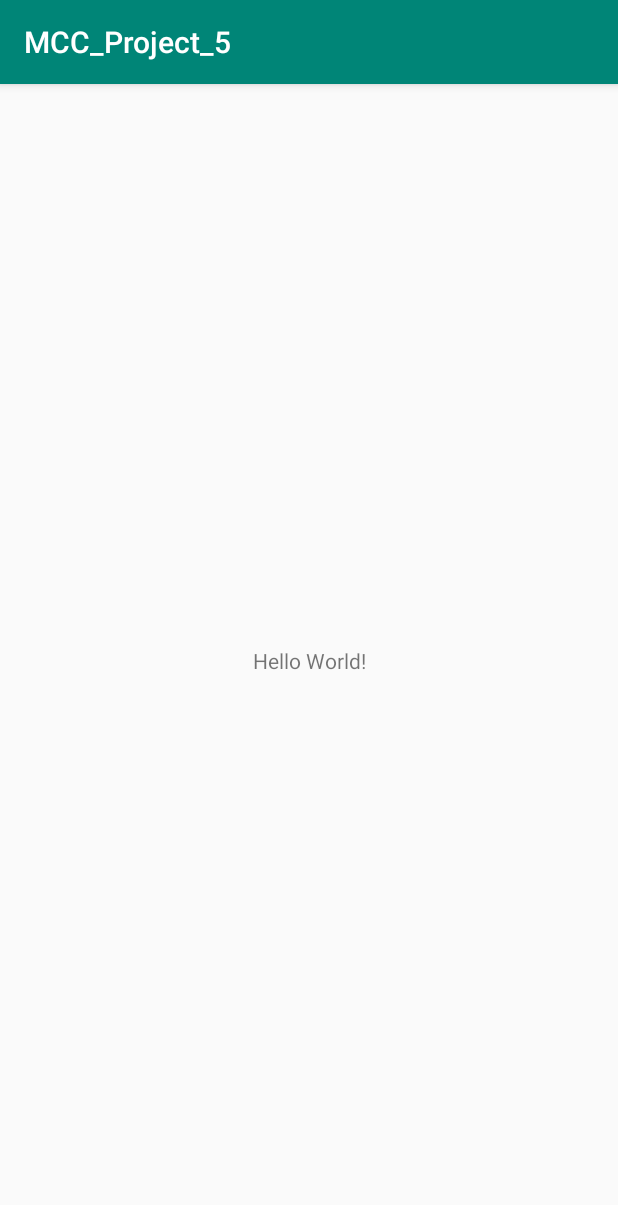
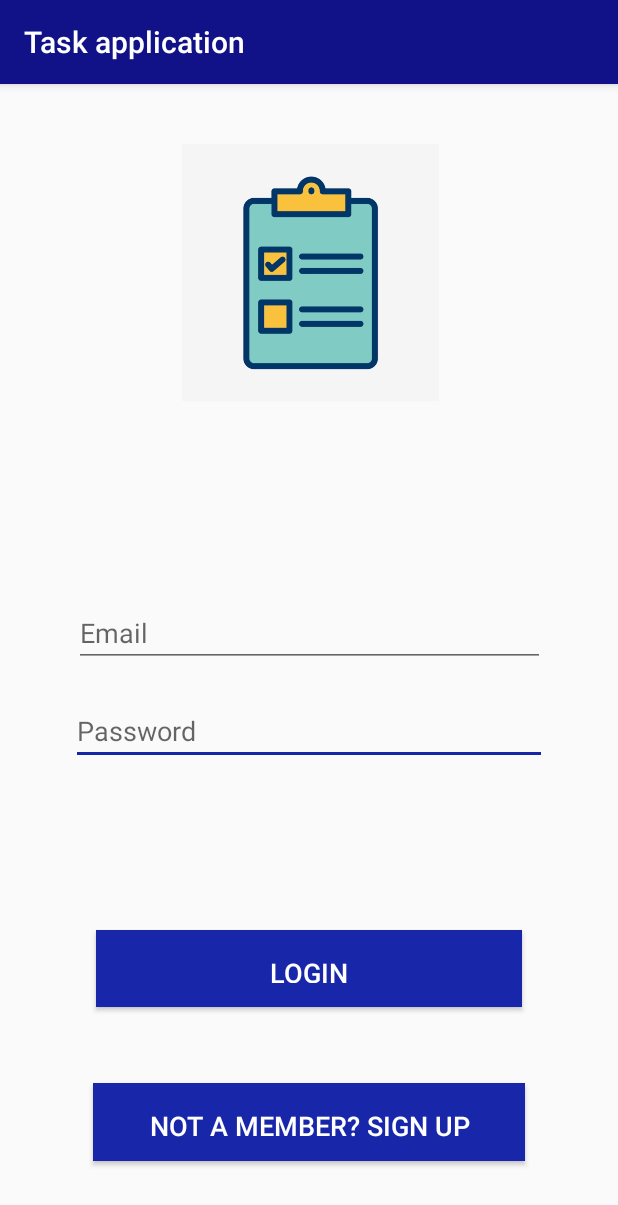
Before and after one commit to oleggr/mcc-fall-2019-g05, an Android app: the screen it shows after launch (MainActivity), on a phone screen of 412 x 824 dp. Shown: the top 1205 px of the screen. Run offline under Robolectric (Android 15) with nearby library versions, the phone set to English and light mode, and no system bars; our stand-ins replace Firebase (no records; nobody signed in at launch, a user with empty details on screens opened directly).

Commit message:
Login and sing up were added

```diff
--- a/frontend/app/build.gradle
+++ b/frontend/app/build.gradle
@@ -34,6 +34,7 @@ dependencies {
     androidTestImplementation 'androidx.test.espresso:espresso-core:3.2.0'
     implementation 'com.google.firebase:firebase-analytics:17.2.0'
     implementation 'com.google.firebase:firebase-database:19.2.0'
+    implementation 'com.google.firebase:firebase-auth:19.1.0'
 }
 
 apply plugin: 'com.google.gms.google-services'
--- a/frontend/app/src/main/java/com/mcc_project_5/MainActivity.kt
+++ b/frontend/app/src/main/java/com/mcc_project_5/MainActivity.kt
@@ -2,12 +2,86 @@ package com.mcc_project_5
 
 import androidx.appcompat.app.AppCompatActivity
 import android.os.Bundle
-import com.google.firebase.database.FirebaseDatabase
-
+import android.content.Intent
+import android.util.Patterns
+import android.widget.Toast
+import kotlinx.android.synthetic.main.activity_main.*
+import com.google.firebase.auth.FirebaseAuth
+import com.google.firebase.auth.FirebaseUser
 
 class MainActivity : AppCompatActivity() {
+
+    private lateinit var auth: FirebaseAuth
+
     override fun onCreate(savedInstanceState: Bundle?) {
         super.onCreate(savedInstanceState)
         setContentView(R.layout.activity_main)
+        auth = FirebaseAuth.getInstance()
+
+        btn_sign_up.setOnClickListener {
+            val intent = Intent(this, SignUpActivity::class.java)
+            startActivity(intent)
+            finish()
+        }
+
+        btn_log_in.setOnClickListener {
+            doLogin()
+        }
+
     }
+
+
+    private fun doLogin() {
+        if (tv_username.text.toString().isEmpty()) {
+            tv_username.error = "Please enter email"
+            tv_username.requestFocus()
+            return
+        }
+
+        if (!Patterns.EMAIL_ADDRESS.matcher(tv_username.text.toString()).matches()) {
+            tv_username.error = "Please enter valid email"
+            tv_username.requestFocus()
+            return
+        }
+
+        if (tv_password.text.toString().isEmpty()) {
+            tv_password.error = "Please enter password"
+            tv_password.requestFocus()
+            return
+        }
+
+        auth.signInWithEmailAndPassword(tv_username.text.toString(), tv_password.text.toString())
+            .addOnCompleteListener(this) { task ->
+                if (task.isSuccessful) {
+                    val user = auth.currentUser
+                    updateUI(user)
+                } else {
+
+                    updateUI(null)
+                }
+            }
+    }
+
+    public override fun onStart() {
+        super.onStart()
+        val currentUser = auth.currentUser
+        updateUI(currentUser)
+    }
+
+    private fun updateUI(currentUser: FirebaseUser?) {
+
+        if (currentUser != null) {
+            Toast.makeText(
+                baseContext, "Please verify your email address.",
+                Toast.LENGTH_SHORT
+            ).show()
+        }
+        else {
+            Toast.makeText(
+                baseContext, "Login failed.",
+                Toast.LENGTH_SHORT
+            ).show()
+        }
+    }
+
 }
--- a/frontend/app/src/main/res/layout/activity_main.xml
+++ b/frontend/app/src/main/res/layout/activity_main.xml
@@ -6,13 +6,75 @@
     android:layout_height="match_parent"
     tools:context=".MainActivity">
 
-    <TextView
-        android:layout_width="wrap_content"
-        android:layout_height="wrap_content"
-        android:text="Hello World!"
+    <Button
+        android:id="@+id/btn_sign_up"
+        android:layout_width="288dp"
+        android:layout_height="52dp"
+        android:layout_alignParentBottom="true"
+        android:background="@color/colorPrimaryDark"
+        android:padding="16dp"
+        android:text="@string/dont_have_account"
+        android:textAllCaps="false"
+        android:textColor="@android:color/white"
+        android:textSize="18sp"
         app:layout_constraintBottom_toBottomOf="parent"
-        app:layout_constraintLeft_toLeftOf="parent"
-        app:layout_constraintRight_toRightOf="parent"
-        app:layout_constraintTop_toTopOf="parent" />
+        app:layout_constraintEnd_toEndOf="parent"
+        app:layout_constraintStart_toStartOf="parent"
+        app:layout_constraintTop_toBottomOf="@+id/btn_log_in"
+        tools:ignore="MissingConstraints" />
+
+    <Button
+        android:id="@+id/btn_log_in"
+        android:layout_width="284dp"
+        android:layout_height="51dp"
+        android:background="@color/colorPrimaryDark"
+        android:padding="16dp"
+        android:text="@string/login"
+        android:textAllCaps="false"
+        android:textColor="@android:color/white"
+        android:textSize="18sp"
+        app:layout_constraintBottom_toBottomOf="parent"
+        app:layout_constraintEnd_toEndOf="parent"
+        app:layout_constraintStart_toStartOf="parent"
+        app:layout_constraintTop_toTopOf="parent"
+        app:layout_constraintVertical_bias="0.787" />
+
+    <EditText
+        android:id="@+id/tv_password"
+        android:layout_width="317dp"
+        android:layout_height="41dp"
+        android:layout_marginTop="24dp"
+        android:hint="@string/password"
+        android:inputType="textPassword"
+        app:layout_constraintBottom_toTopOf="@+id/btn_log_in"
+        app:layout_constraintEnd_toEndOf="parent"
+        app:layout_constraintStart_toStartOf="parent"
+        app:layout_constraintTop_toBottomOf="@+id/tv_username"
+        app:layout_constraintVertical_bias="0.0" />
+
+    <EditText
+        android:id="@+id/tv_username"
+        android:layout_width="314dp"
+        android:layout_height="45dp"
+        android:hint="@string/email"
+        android:inputType="textEmailAddress"
+        app:layout_constraintBottom_toBottomOf="parent"
+        app:layout_constraintEnd_toEndOf="parent"
+        app:layout_constraintStart_toStartOf="parent"
+        app:layout_constraintTop_toTopOf="parent"
+        app:layout_constraintVertical_bias="0.475" />
+
+    <ImageView
+        android:id="@+id/imageView"
+        android:layout_width="171dp"
+        android:layout_height="178dp"
+        android:layout_gravity="center"
+        android:src="@drawable/logo"
+        app:layout_constraintBottom_toTopOf="@+id/tv_username"
+        app:layout_constraintEnd_toEndOf="parent"
+        app:layout_constraintHorizontal_bias="0.503"
+        app:layout_constraintStart_toStartOf="parent"
+        app:layout_constraintTop_toTopOf="parent"
+        app:layout_constraintVertical_bias="0.223" />
 
 </androidx.constraintlayout.widget.ConstraintLayout>
--- a/frontend/app/src/main/res/values/colors.xml
+++ b/frontend/app/src/main/res/values/colors.xml
@@ -1,6 +1,6 @@
 <?xml version="1.0" encoding="utf-8"?>
 <resources>
-    <color name="colorPrimary">#008577</color>
-    <color name="colorPrimaryDark">#00574B</color>
-    <color name="colorAccent">#D81B60</color>
+    <color name="colorPrimary">#111287</color>
+    <color name="colorPrimaryDark">#1827AA</color>
+    <color name="colorAccent">#1726A9</color>
 </resources>
--- a/frontend/app/src/main/res/values/strings.xml
+++ b/frontend/app/src/main/res/values/strings.xml
@@ -1,3 +1,11 @@
 <resources>
-    <string name="app_name">MCC_Project_5</string>
+    <string name="app_name">Task application</string>
+    <string name="dont_have_account">NOT A MEMBER? SIGN UP NOW</string>
+    <string name="login">LOGIN</string>
+    <string name="sign_up">SignUp</string>
+    <string name="email">Email</string>
+    <string name="username">Username</string>
+    <string name="password">Password</string>
+    <string name="current_password">Current Password</string>
+    <string name="change_password">Change Password</string>
 </resources>
```
Also changed, not shown: frontend/app/src/main/java/com/mcc_project_5/SignUpActivity.kt (added, +69 -0 lines), frontend/app/src/main/res/layout/activity_sign_up.xml (added, +53 -0 lines), frontend/app/src/main/res/drawable/logo.png (added).
